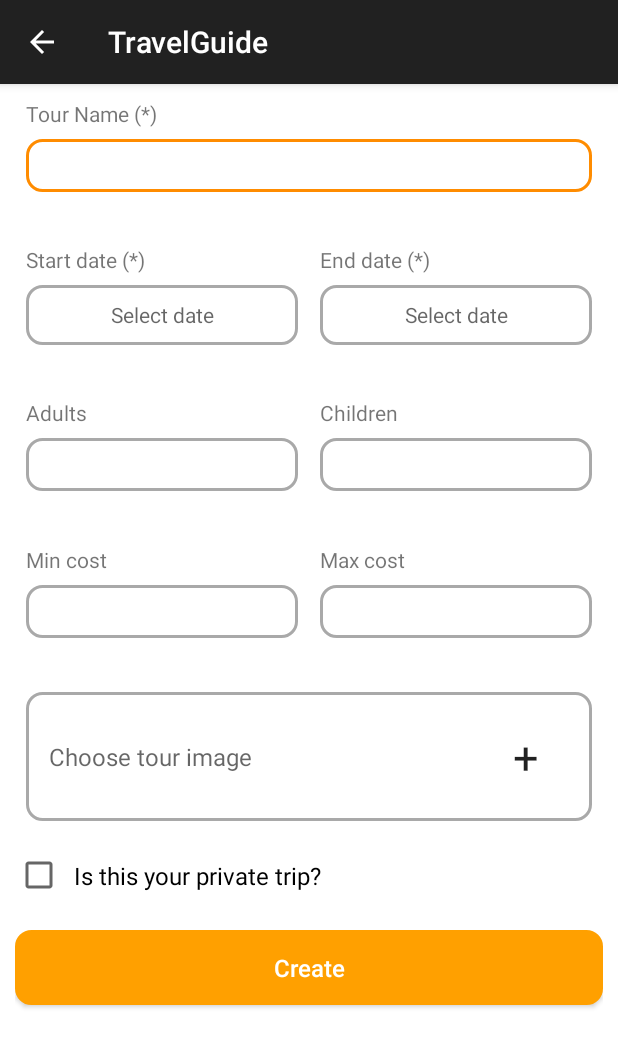
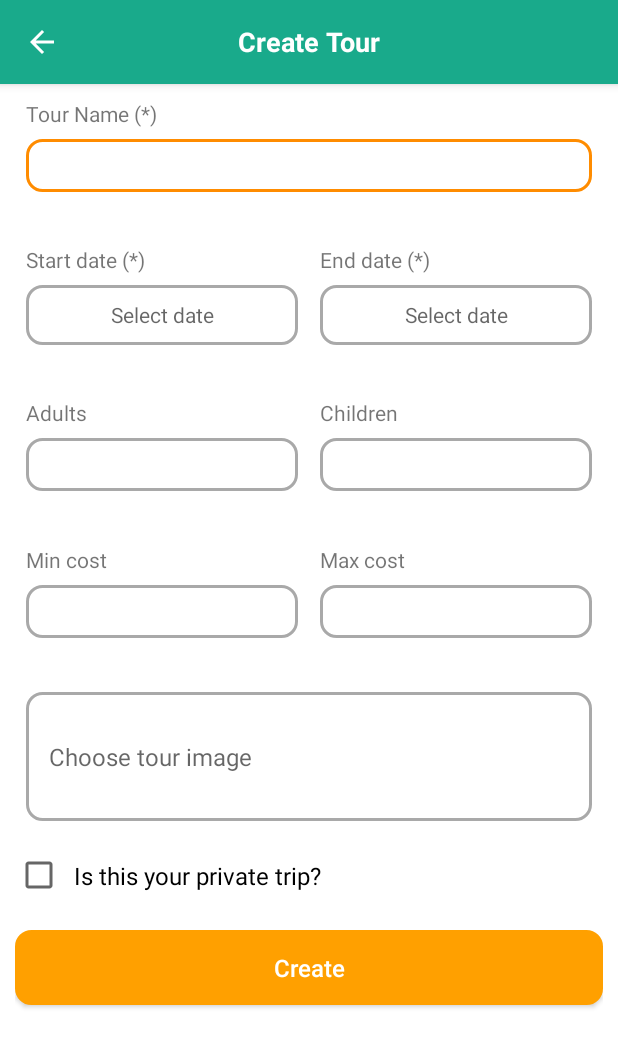
Before and after one commit to quanghuyabc9/TravelApp, an Android app: the CreateTourActivity screen opened directly, with no data from a screen before it, on a phone screen of 412 x 824 dp. Shown: the top 1047 px of the screen. Run offline under Robolectric (Android 15) with nearby library versions, the phone set to English and light mode, and no system bars; our stand-ins replace Volley.

Commit message:
Modified google, facebook icon, customize action bar, status bar

```diff
--- a/app/src/main/java/com/example/travelguide/view/CreateTourActivity.java
+++ b/app/src/main/java/com/example/travelguide/view/CreateTourActivity.java
@@ -30,6 +30,7 @@ import com.android.volley.VolleyLog;
 import com.android.volley.toolbox.JsonObjectRequest;
 import com.android.volley.toolbox.Volley;
 import com.example.travelguide.R;
+import com.example.travelguide.utils.ActionBarEdit;
 
 import org.json.JSONArray;
 import org.json.JSONException;
@@ -51,6 +52,8 @@ public class CreateTourActivity extends AppCompatActivity {
     protected void onCreate(Bundle savedInstanceState) {
         super.onCreate(savedInstanceState);
         setContentView(R.layout.activity_create_tour);
+
+        ActionBarEdit.Customize("Create Tour", this);
 
         ActionBar actionBar = getSupportActionBar();
         actionBar.setDisplayHomeAsUpEnabled(true);
--- a/app/src/main/res/values/styles.xml
+++ b/app/src/main/res/values/styles.xml
@@ -1,21 +1,22 @@
+<resources>
+            <!-- Application theme. -->
+<!--        <style name="AppTheme" parent="Theme.AppCompat.Light.DarkActionBar">-->
+<!--            <item name="android:editTextStyle">@style/et</item>-->
+<!--        </style>-->
+<!--        <style name="et" parent="@android:style/Widget.EditText">-->
+<!--            <item name="android:textColor">@color/design_default_color_primary_dark</item>-->
+<!--        </style>-->
 
-
-    <resources>
-
-            <!-- Application theme. -->
-        <style name="AppTheme" parent="Theme.AppCompat.Light.DarkActionBar">
-            <item name="android:editTextStyle">@style/et</item>
-        </style>
-
-        <style name="et" parent="@android:style/Widget.EditText">
-            <item name="android:textColor">@color/design_default_color_primary_dark</item>
-        </style>
-        <style name="AppTheme_NoActionBar" parent="Theme.AppCompat.Light.NoActionBar">
-            <!-- Customize your theme here. -->
-            <item name="windowActionBar">false</item>
-            <item name="windowNoTitle">true</item>
-            <item name="colorPrimary">@color/colorPrimary</item>
-            <item name="colorPrimaryDark">@color/colorPrimaryDark</item>
-            <item name="colorAccent">@color/colorAccent</item>
-        </style>
-    </resources>
+   <style name="AppTheme" parent="Theme.AppCompat.Light">
+       <item name ="colorPrimary">@color/gradStart</item>
+       <item name="android:textColorPrimary">@color/white</item>
+       <item name="android:icon">@color/white</item>
+   </style>
+    <style name="FacebookLoginButton">
+        <item name="android:textSize">15sp</item>
+        <item name="android:background">@drawable/facebook_button</item>
+        <item name="android:layout_marginTop">10dp</item>
+        <item name="android:layout_marginBottom">10dp</item>
+        <item name="android:layout_gravity">center_horizontal</item>
+    </style>
+</resources>
--- a/settings.gradle
+++ b/settings.gradle
@@ -1,2 +1,2 @@
 include ':app'
-rootProject.name='TravelGuide'
+rootProject.name='Travel Guide'
```
Also changed, not shown: app/src/main/AndroidManifest.xml (+10 -11 lines), app/src/main/java/com/example/travelguide/network/MyAPIClient.java (+5 -5 lines), app/src/main/java/com/example/travelguide/view/LoginActivity.java (+23 -8 lines), app/src/main/java/com/example/travelguide/view/MainActivity.java (+6 -1 lines), app/src/main/java/com/example/travelguide/view/SplashActivity.java (+28 -26 lines), app/src/main/res/layout/activity_login.xml (+55 -17 lines), app/src/main/res/values/strings.xml (+4 -3 lines), app/src/main/res/drawable/facebook_button.png (added), app/src/main/res/drawable/google_button.png (added).
